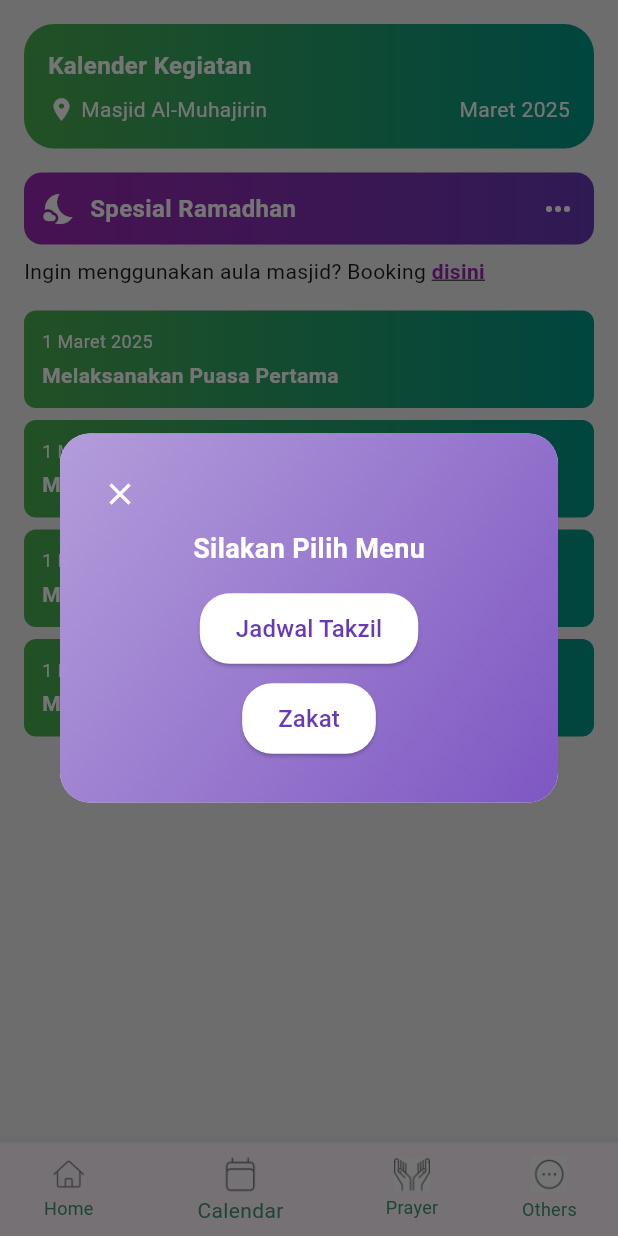
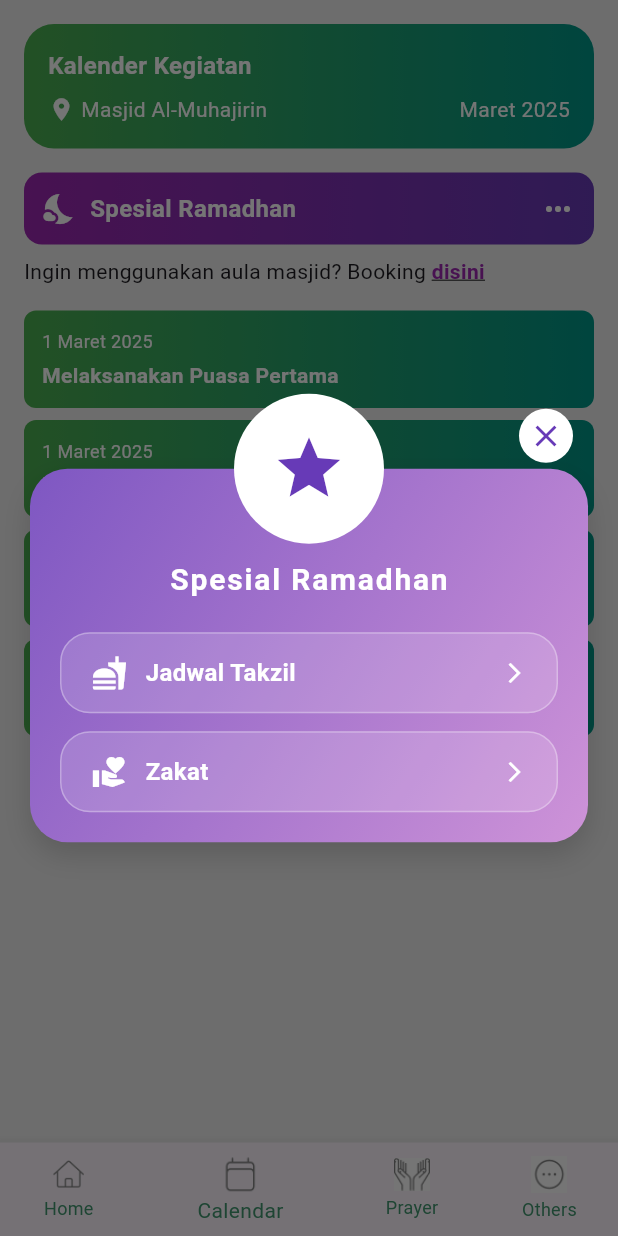
Before and after one commit to adenyuy/el-muhajirin, a Flutter app: the screen it shows after launch, item 2 of the bottom bar chosen, after a tap on "Spesial Ramadhan", on a phone screen of 412 x 824 dp. Run offline on Flutter 3.47's test engine with Material 3 defaults, Android fonts, the phone set to English and light mode, and no system bars; our stand-ins replace lottie.

Commit message:
add feature jadwal takjil and zakat in spesial ramadhan

```diff
--- a/lib/calendar.dart
+++ b/lib/calendar.dart
@@ -1,5 +1,7 @@
 import 'package:flutter/material.dart';
 import 'booking_form.dart'; // Import halaman booking
+import 'jadwal_takjil.dart';
+import 'zakat_page.dart';
 
 class CalendarPage extends StatelessWidget {
   const CalendarPage({super.key});
@@ -9,75 +11,136 @@ class CalendarPage extends StatelessWidget {
       context: context,
       builder: (context) {
         return Dialog(
-          shape: RoundedRectangleBorder(
-            borderRadius: BorderRadius.circular(20),
-          ),
-          child: Container(
-            padding: const EdgeInsets.all(16),
+          backgroundColor: Colors.transparent,
+          insetPadding: const EdgeInsets.all(20),
+          child: Stack(
+            alignment: Alignment.topCenter,
+            children: [
+              Container(
+                margin: const EdgeInsets.only(top: 50),
+                padding: const EdgeInsets.fromLTRB(20, 60, 20, 20),
                 decoration: BoxDecoration(
-              borderRadius: BorderRadius.circular(20),
-              gradient: const LinearGradient(
-                colors: [Color(0xFFB39DDB), Color(0xFF7E57C2)],
+                  borderRadius: BorderRadius.circular(25),
+                  gradient: LinearGradient(
+                    colors: [
+                      Colors.deepPurple.shade400,
+                      Colors.purple.shade200
+                    ],
                     begin: Alignment.topLeft,
                     end: Alignment.bottomRight,
                   ),
+                  boxShadow: [
+                    BoxShadow(
+                      color: Colors.black.withOpacity(0.15),
+                      blurRadius: 15,
+                      offset: const Offset(0, 8),
+                    ),
+                  ],
                 ),
                 child: Column(
                   mainAxisSize: MainAxisSize.min,
                   children: [
-                Align(
-                  alignment: Alignment.topLeft,
-                  child: IconButton(
-                    icon: const Icon(Icons.close, color: Colors.white),
-                    onPressed: () => Navigator.pop(context),
+                    const Text(
+                      "Spesial Ramadhan",
+                      style: TextStyle(
+                        color: Colors.white,
+                        fontSize: 20,
+                        fontWeight: FontWeight.bold,
+                        letterSpacing: 1.2,
                       ),
                     ),
-                const Text(
-                  "Silakan Pilih Menu",
-                  style: TextStyle(
-                    color: Colors.white,
-                    fontSize: 18,
-                    fontWeight: FontWeight.bold,
+                    const SizedBox(height: 20),
+
+                    // Jadwal Takzil Button
+                    _glassButton(
+                      icon: Icons.fastfood,
+                      label: "Jadwal Takzil",
+                      onTap: () {
+                        Navigator.pop(context); // Tutup dialog dulu
+                        Navigator.push(
+                          context,
+                          MaterialPageRoute(
+                              builder: (context) => const JadwalTakjilPage()),
+                        );
+                      },
                     ),
+
+                    const SizedBox(height: 12),
+
+                    // Zakat Button
+                    _glassButton(
+                      icon: Icons.volunteer_activism,
+                      label: "Zakat",
+                      onTap: () {
+                        Navigator.pop(context); // Tutup dialog dulu
+                        Navigator.push(
+                          context,
+                          MaterialPageRoute(
+                              builder: (context) => const ZakatPage()),
+                        );
+                      },
                     ),
-                const SizedBox(height: 16),
-                ElevatedButton(
-                  style: ElevatedButton.styleFrom(
-                    backgroundColor: Colors.white,
-                    shape: RoundedRectangleBorder(
-                      borderRadius: BorderRadius.circular(20),
-                    ),
-                    padding: const EdgeInsets.symmetric(
-                        vertical: 12, horizontal: 24),
-                  ),
-                  onPressed: () {},
-                  child: const Text(
-                    "Jadwal Takzil",
-                    style: TextStyle(color: Colors.deepPurple, fontSize: 16),
-                  ),
-                ),
-                const SizedBox(height: 12),
-                ElevatedButton(
-                  style: ElevatedButton.styleFrom(
-                    backgroundColor: Colors.white,
-                    shape: RoundedRectangleBorder(
-                      borderRadius: BorderRadius.circular(20),
-                    ),
-                    padding: const EdgeInsets.symmetric(
-                        vertical: 12, horizontal: 24),
-                  ),
-                  onPressed: () {},
-                  child: const Text(
-                    "Zakat",
-                    style: TextStyle(color: Colors.deepPurple, fontSize: 16),
-                  ),
-                ),
-                const SizedBox(height: 16),
                   ],
                 ),
               ),
+
+              // Top Icon
+              CircleAvatar(
+                radius: 50,
+                backgroundColor: Colors.white,
+                child: Icon(Icons.star, color: Colors.deepPurple, size: 50),
+              ),
+
+              // Close Button
+              Positioned(
+                top: 10,
+                right: 10,
+                child: GestureDetector(
+                  onTap: () => Navigator.pop(context),
+                  child: const CircleAvatar(
+                    radius: 18,
+                    backgroundColor: Colors.white,
+                    child: Icon(Icons.close, color: Colors.deepPurple),
+                  ),
+                ),
+              ),
+            ],
+          ),
         );
       },
+    );
+  }
+
+  Widget _glassButton(
+      {required IconData icon,
+      required String label,
+      required VoidCallback onTap}) {
+    return GestureDetector(
+      onTap: onTap,
+      child: Container(
+        padding: const EdgeInsets.symmetric(vertical: 14, horizontal: 20),
+        decoration: BoxDecoration(
+          color: Colors.white.withOpacity(0.15),
+          borderRadius: BorderRadius.circular(20),
+          border: Border.all(color: Colors.white.withOpacity(0.3)),
+        ),
+        child: Row(
+          children: [
+            Icon(icon, color: Colors.white),
+            const SizedBox(width: 12),
+            Text(
+              label,
+              style: const TextStyle(
+                color: Colors.white,
+                fontSize: 16,
+                fontWeight: FontWeight.w600,
+              ),
+            ),
+            const Spacer(),
+            const Icon(Icons.arrow_forward_ios, color: Colors.white, size: 16),
+          ],
+        ),
+      ),
     );
   }
 
```
Also changed, not shown: lib/jadwal_takjil.dart (added, +151 -0 lines), lib/zakat_page.dart (added, +110 -0 lines). Lines whose indentation alone changed are shown as unchanged.
